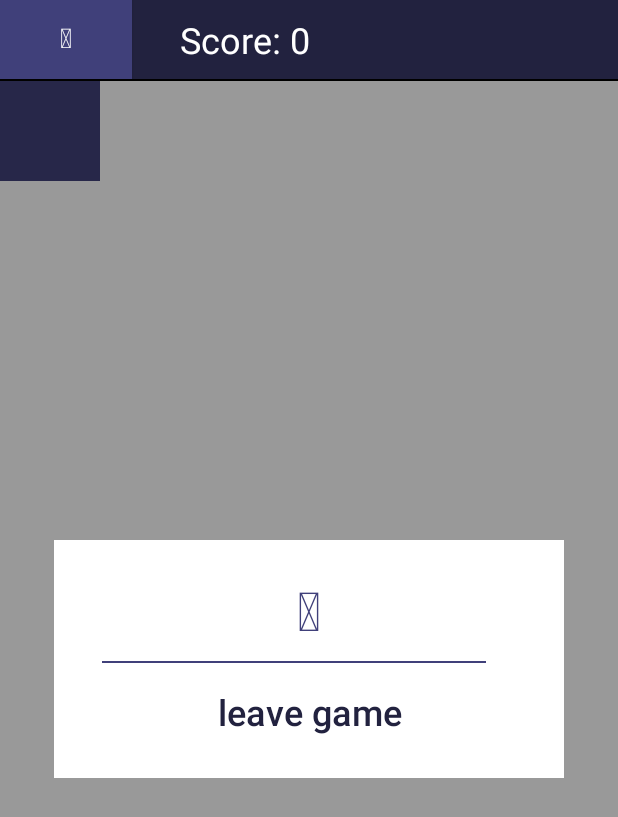
After one commit to cristihasna/White-Tiles, an Android app: the layout activity_game.xml on its own in the app's theme, with its tools: preview values and no code run, on a phone screen of 412 x 824 dp. The commit adds this screen. Shown: the top 817 px of the screen. Run offline under Robolectric (Android 15) with nearby library versions, the phone set to English and light mode, and no system bars.

Commit message:
Basic game loop

```diff
--- a/app/build.gradle
+++ b/app/build.gradle
@@ -22,6 +22,7 @@ dependencies {
     implementation fileTree(dir: 'libs', include: ['*.jar'])
     implementation 'com.android.support:appcompat-v7:28.0.0'
     implementation 'com.android.support.constraint:constraint-layout:1.1.3'
+    implementation 'com.android.support:support-v4:28.0.0'
     testImplementation 'junit:junit:4.12'
     androidTestImplementation 'com.android.support.test:runner:1.0.2'
     androidTestImplementation 'com.android.support.test.espresso:espresso-core:3.0.2'
--- a/app/src/main/AndroidManifest.xml
+++ b/app/src/main/AndroidManifest.xml
@@ -9,6 +9,12 @@
         android:roundIcon="@mipmap/ic_launcher_round"
         android:supportsRtl="true"
         android:theme="@style/AppTheme">
+        <activity android:name=".GameActivity"></activity>
+        <activity
+            android:name=".FullscreenActivity"
+            android:configChanges="orientation|keyboardHidden|screenSize"
+            android:label="@string/title_activity_fullscreen"
+            android:theme="@style/FullscreenTheme" />
         <activity android:name=".MainActivity">
             <intent-filter>
                 <action android:name="android.intent.action.MAIN" />
--- /dev/null
+++ b/app/src/main/java/com/example/whitetiles/game/GameView.java
@@ -0,0 +1,105 @@
+package com.example.whitetiles.game;
+
+import android.app.Activity;
+import android.content.Context;
+import android.graphics.Canvas;
+import android.graphics.Paint;
+import android.util.AttributeSet;
+import android.util.DisplayMetrics;
+import android.util.Log;
+import android.view.SurfaceView;
+import android.view.SurfaceHolder;
+
+import com.example.whitetiles.R;
+
+public class GameView extends SurfaceView implements SurfaceHolder.Callback {
+    private GameThread thread;
+    private boolean running;
+    private Paint tileBackground;
+
+    private int width;
+    private int height;
+
+    private int rectX;
+    private int rectY;
+
+    private int speed = 5;
+
+    private void init(){
+        getHolder().addCallback(this);
+        thread = new GameThread(getHolder(), this);
+        setFocusable(true);
+        running = true;
+        width = getWidth();
+        Log.d("Game", "width: " + width);
+        height = getHeight();
+        rectX = width / 2;
+        rectY = 0;
+        tileBackground = new Paint();
+        tileBackground.setColor(getResources().getColor(R.color.purple));
+    }
+
+    public GameView(Context context){
+        super(context);
+        init();
+    }
+
+    public GameView(Context context, AttributeSet attributes){
+        super(context, attributes);
+        init();
+    }
+
+    public GameView(Context context, AttributeSet attributes, int defStyle){
+        super(context, attributes, defStyle);
+        init();
+    }
+
+    @Override
+    public void surfaceCreated(SurfaceHolder holder) {
+        thread.setRunning(true);
+        thread.start();
+    }
+
+    @Override
+    public void surfaceChanged(SurfaceHolder holder, int format, int width, int height) {
+
+    }
+
+    @Override
+    public void surfaceDestroyed(SurfaceHolder holder) {
+        boolean retry = true;
+        while(retry){
+            try{
+                thread.setRunning(false);
+                thread.join();
+            } catch (Exception e){
+                e.printStackTrace();
+            }
+            retry = false;
+        }
+    }
+
+    public void setRunning(boolean running){
+        this.running  = running;
+    }
+
+    public void update(){
+        if (!running) return;
+        Log.d("GameUpdate", "Updating");
+        rectY += speed;
+    }
+
+    @Override
+    protected void onDraw(Canvas canvas) {
+        Log.d("Game", "drawing at " + rectX + " | " + rectY);
+
+        canvas.drawRect(rectX, rectY, rectX + 100, rectY + 100, tileBackground);
+        invalidate();
+    }
+
+    @Override
+    protected void onMeasure(int widthMeasureSpec, int heightMeasureSpec) {
+        super.onMeasure(widthMeasureSpec, heightMeasureSpec);
+        Log.d("Game", "Measured: " + widthMeasureSpec + " " + heightMeasureSpec);
+    }
+}
--- /dev/null
+++ b/app/src/main/res/layout/activity_game.xml
@@ -0,0 +1,118 @@
+<?xml version="1.0" encoding="utf-8"?>
+<android.support.constraint.ConstraintLayout xmlns:android="http://schemas.android.com/apk/res/android"
+    xmlns:app="http://schemas.android.com/apk/res-auto"
+    xmlns:tools="http://schemas.android.com/tools"
+    android:layout_width="match_parent"
+    android:layout_height="match_parent">
+
+    <LinearLayout
+        android:id="@+id/linearLayout2"
+        android:layout_width="match_parent"
+        android:layout_height="wrap_content"
+        android:background="@android:color/black"
+        android:orientation="horizontal"
+        android:paddingBottom="1dp"
+        app:layout_constraintEnd_toEndOf="parent"
+        app:layout_constraintStart_toStartOf="parent"
+        app:layout_constraintTop_toTopOf="parent">
+
+        <Button
+            android:id="@+id/pauseButton"
+            android:layout_width="wrap_content"
+            android:layout_height="match_parent"
+            android:layout_weight="0"
+            android:background="@color/purple"
+            android:includeFontPadding="false"
+            android:onClick="handlePause"
+            android:text="@string/fa_pause"
+            android:textColor="@android:color/white"
+            android:textSize="18sp" />
+
+        <TextView
+            android:id="@+id/scoreText"
+            android:layout_width="wrap_content"
+            android:layout_height="wrap_content"
+            android:layout_weight="1"
+            android:background="@color/darkPurple"
+            android:padding="10dp"
+            android:paddingStart="32dp"
+            android:text="Score: 0"
+            android:textColor="@android:color/white"
+            android:textSize="24sp"
+            app:lineHeight="64dp" />
+
+    </LinearLayout>
+
+    <com.example.whitetiles.game.GameView
+        android:id="@+id/gameView"
+        android:layout_width="0dp"
+        android:layout_height="0dp"
+        android:background="@android:color/white"
+        app:layout_constraintBottom_toBottomOf="parent"
+        app:layout_constraintEnd_toEndOf="parent"
+        app:layout_constraintStart_toStartOf="parent"
+        app:layout_constraintTop_toBottomOf="@+id/linearLayout2" />
+
+    <android.support.constraint.ConstraintLayout
+        android:id="@+id/popupWrapper"
+        android:layout_width="match_parent"
+        android:layout_height="0dp"
+        android:background="@color/black_overlay"
+        android:visibility="visible"
+        app:layout_constraintBottom_toBottomOf="parent"
+        app:layout_constraintEnd_toEndOf="parent"
+        app:layout_constraintStart_toStartOf="parent"
+        app:layout_constraintTop_toBottomOf="@+id/linearLayout2">
+
+        <LinearLayout
+            android:id="@+id/popupContainer"
+            android:layout_width="0dp"
+            android:layout_height="wrap_content"
+            android:layout_marginStart="36dp"
+            android:layout_marginTop="8dp"
+            android:layout_marginEnd="36dp"
+            android:layout_marginBottom="8dp"
+            android:background="@android:color/white"
+            android:orientation="vertical"
+            android:paddingStart="32dp"
+            android:paddingTop="12dp"
+            android:paddingEnd="32dp"
+            android:paddingBottom="12dp"
+            app:layout_constraintBottom_toBottomOf="parent"
+            app:layout_constraintEnd_toEndOf="parent"
+            app:layout_constraintStart_toStartOf="parent"
+            app:layout_constraintTop_toTopOf="parent">
+
+            <Button
+                android:id="@+id/continueButton"
+                android:layout_width="match_parent"
+                android:layout_height="wrap_content"
+                android:background="@android:color/transparent"
+                android:onClick="handlePause"
+                android:padding="10dp"
+                android:text="@string/fa_play"
+                android:textAllCaps="false"
+                android:textColor="@color/purple"
+                android:textSize="36sp" />
+
+            <View
+                android:id="@+id/divider"
+                android:layout_width="256dp"
+                android:layout_height="1dp"
+                android:background="@color/purple" />
+
+            <Button
+                android:id="@+id/leaveGameButton"
+                android:layout_width="match_parent"
+                android:layout_height="wrap_content"
+                android:background="@android:color/transparent"
+                android:onClick="handleLeave"
+                android:padding="16dp"
+                android:text="leave game"
+                android:textAllCaps="false"
+                android:textColor="@color/darkPurple"
+                android:textSize="24sp" />
+        </LinearLayout>
+    </android.support.constraint.ConstraintLayout>
+
+</android.support.constraint.ConstraintLayout>
--- a/app/src/main/res/values/colors.xml
+++ b/app/src/main/res/values/colors.xml
@@ -3,4 +3,8 @@
     <color name="colorPrimary">#008577</color>
     <color name="colorPrimaryDark">#00574B</color>
     <color name="colorAccent">#D81B60</color>
+    <color name="purple">#40407A</color>
+    <color name="darkPurple">#22223F</color>
+
+    <color name="black_overlay">#66000000</color>
 </resources>
--- a/app/src/main/res/values/strings.xml
+++ b/app/src/main/res/values/strings.xml
@@ -1,3 +1,9 @@
 <resources>
     <string name="app_name">White Tiles</string>
+
+    <string name="title_activity_fullscreen">FullscreenActivity</string>
+    <string name="dummy_button">Dummy Button</string>
+    <string name="dummy_content">DUMMY\nCONTENT</string>
+    <string name="fa_pause">&#xf04c;</string>
+    <string name="fa_play">&#xf04b;</string>
 </resources>
--- a/app/src/main/res/values/styles.xml
+++ b/app/src/main/res/values/styles.xml
@@ -8,4 +8,16 @@
         <item name="colorAccent">@color/colorAccent</item>
     </style>
 
+    <style name="FullscreenTheme" parent="AppTheme">
+        <item name="android:actionBarStyle">@style/FullscreenActionBarStyle</item>
+        <item name="android:windowActionBarOverlay">true</item>
+        <item name="android:windowBackground">@null</item>
+        <item name="metaButtonBarStyle">?android:attr/buttonBarStyle</item>
+        <item name="metaButtonBarButtonStyle">?android:attr/buttonBarButtonStyle</item>
+    </style>
+
+    <style name="FullscreenActionBarStyle" parent="Widget.AppCompat.ActionBar">
+        <item name="android:background">@color/black_overlay</item>
+    </style>
+
 </resources>
```
Also changed, not shown: app/src/main/java/com/example/whitetiles/GameActivity.java (added, +71 -0 lines), app/src/main/java/com/example/whitetiles/MainActivity.java (+24 -2 lines), app/src/main/java/com/example/whitetiles/game/GameThread.java (added, +75 -0 lines), app/src/main/java/com/example/whitetiles/helper/FontManager.java (added, +19 -0 lines), app/src/main/res/layout/activity_main.xml (+78 -5 lines), app/src/main/res/values/attrs.xml (added, +12 -0 lines), app/src/main/res/values/attrs_tiles_view.xml (added, +8 -0 lines), app/src/main/assets/fonts/fa_brands.ttf (added), app/src/main/assets/fonts/fa_regular.ttf (added), app/src/main/assets/fonts/fa_solid.ttf (added), 1 other file.
